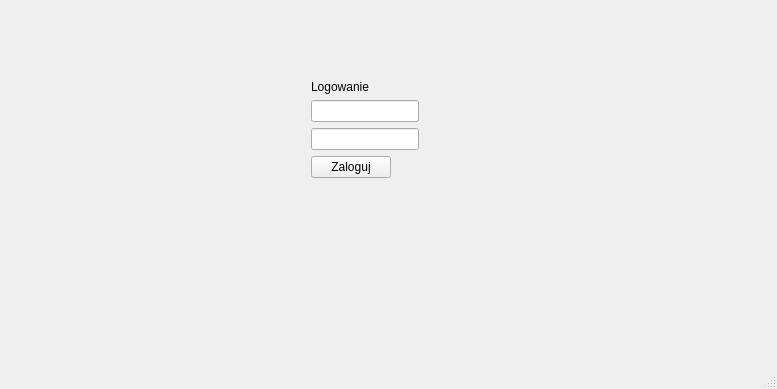
Old version of the form login.ui in the repository RomanMusijowski/CinemaApp.
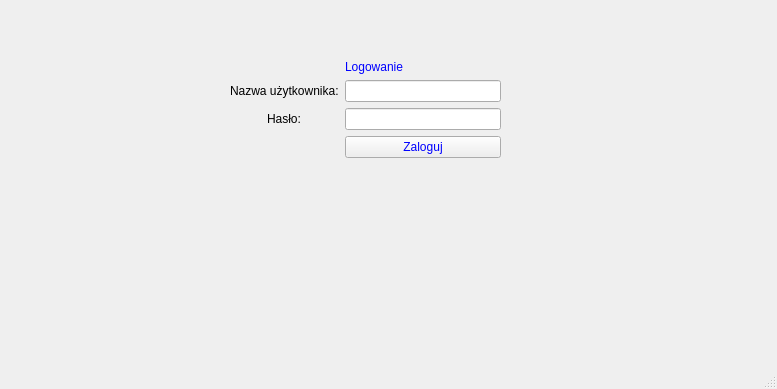
New version of the form.

Commit message: add style to login ui

Patch:
```diff
--- a/login.ui
+++ b/login.ui
@@ -17,10 +17,10 @@
    <widget class="QWidget" name="formLayoutWidget">
     <property name="geometry">
      <rect>
-      <x>240</x>
-      <y>80</y>
-      <width>251</width>
-      <height>151</height>
+      <x>230</x>
+      <y>60</y>
+      <width>271</width>
+      <height>171</height>
      </rect>
     </property>
     <layout class="QFormLayout" name="formLayout">
@@ -30,30 +30,51 @@
      <property name="formAlignment">
       <set>Qt::AlignHCenter|Qt::AlignTop</set>
      </property>
-     <item row="1" column="0">
+     <item row="3" column="1">
       <widget class="QLineEdit" name="lineEdit"/>
      </item>
-     <item row="2" column="0">
+     <item row="3" column="0">
+      <widget class="QLabel" name="label_2">
+       <property name="text">
+        <string>Nazwa użytkownika:</string>
+       </property>
+      </widget>
+     </item>
+     <item row="4" column="1">
       <widget class="QLineEdit" name="lineEdit_2">
        <property name="echoMode">
         <enum>QLineEdit::Password</enum>
        </property>
       </widget>
      </item>
-     <item row="0" column="0">
-      <widget class="QLabel" name="label">
+     <item row="4" column="0">
+      <widget class="QLabel" name="label_3">
        <property name="text">
-        <string>Logowanie</string>
+        <string>Hasło:</string>
        </property>
       </widget>
      </item>
-     <item row="3" column="0">
+     <item row="5" column="1">
       <widget class="QPushButton" name="pushButton">
+       <property name="styleSheet">
+        <string notr="true">color:blue;</string>
+       </property>
        <property name="text">
         <string>Zaloguj</string>
        </property>
       </widget>
      </item>
+     <item row="1" column="1">
+      <widget class="QLabel" name="label">
+       <property name="styleSheet">
+        <string notr="true">font: 18pt &quot;MS Shell Dlg 2&quot;;
+color: blue;</string>
+       </property>
+       <property name="text">
+        <string>Logowanie</string>
+       </property>
+      </widget>
+     </item>
     </layout>
    </widget>
   </widget>
```
